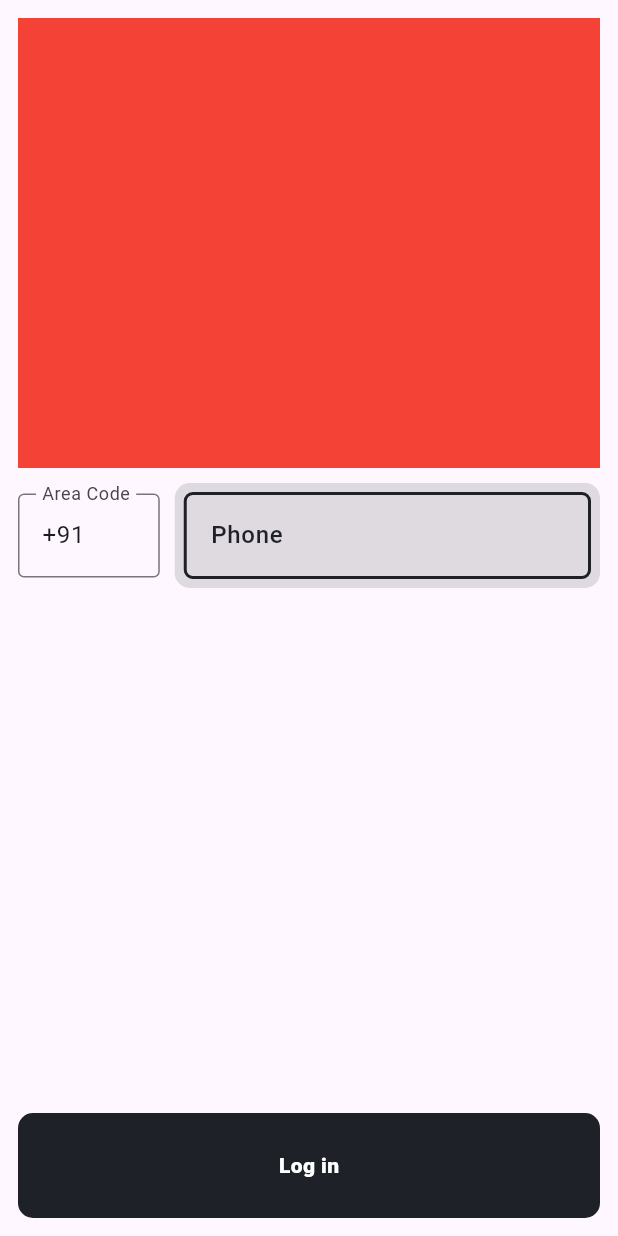
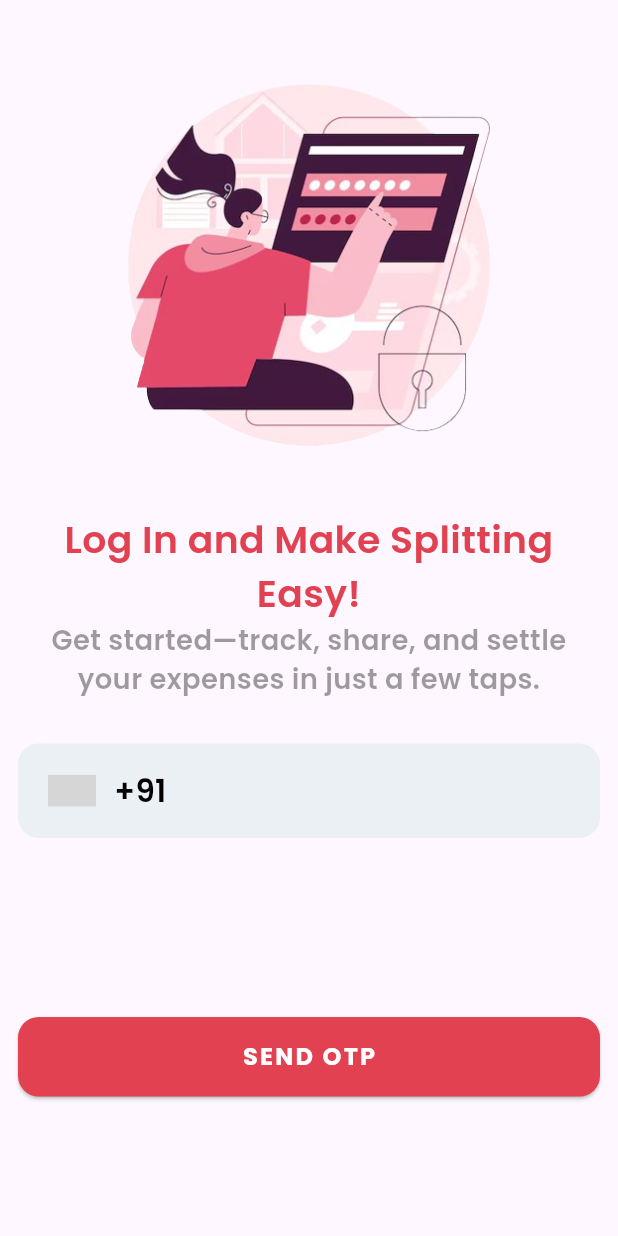
Before and after one commit to PrathamBhavsar/broke_squad, a Flutter app: the screen it shows after launch, after a tap on "Skip", after a tap on "Login", on a phone screen of 412 x 824 dp. Run offline on Flutter 3.47's test engine with Material 3 defaults, Android fonts, the light colour scheme and no system bars; drawn by our look-alikes of intl_phone_number_input; our stand-ins replace cloud_firestore, firebase_auth, firebase_core, firebase_storage, flutter_onboarding_slider, flutter_screenutil and 6 more; accounts and stored records are empty; statements that could not run were skipped; grey boxes are pictures that could not be loaded.

Commit message:
- phone no page done

```diff
--- a/lib/constants/UI.dart
+++ b/lib/constants/UI.dart
@@ -1,8 +1,6 @@
-import 'dart:ui';
 import 'package:flutter/material.dart';
 import 'package:flutter_screenutil/flutter_screenutil.dart';
 import 'package:google_fonts/google_fonts.dart';
-import 'package:flutter/cupertino.dart';
 
 class AppColors {
   static Color primaryColor = Color(0xFF1F2128);
@@ -34,4 +32,9 @@ class AppTextStyles{
     fontWeight: FontWeight.w600,
   );
 
+  static TextStyle kPhoneInputTextFieldTextStyle = GoogleFonts.poppins(
+    color: AppColors.kDarkColor,
+    fontWeight: FontWeight.w600,
+    fontSize: 18.sp,
+  );
 }
--- a/lib/screens/auth/login_screen.dart
+++ b/lib/screens/auth/login_screen.dart
@@ -1,9 +1,10 @@
+import 'package:contri_buter/utils.dart';
 import 'package:flutter/material.dart';
+import 'package:flutter_screenutil/flutter_screenutil.dart';
+import 'package:intl_phone_number_input/intl_phone_number_input.dart';
 import 'package:provider/provider.dart';
 import 'package:contri_buter/constants/UI.dart';
 import 'package:contri_buter/providers/auth_provider.dart';
-import 'package:contri_buter/screens/auth/widgets/login_button.dart';
-import 'package:contri_buter/screens/auth/widgets/textfeieds.dart';
 
 class LoginScreen extends StatefulWidget {
   const LoginScreen({super.key});
@@ -14,17 +15,44 @@ class LoginScreen extends StatefulWidget {
 
 class _LoginScreenState extends State<LoginScreen> {
   final FocusNode phoneFocusNode = FocusNode();
-  final TextEditingController phoneController = TextEditingController();
+  // final TextEditingController phoneController = TextEditingController();
   final TextEditingController areaCodeController =
       TextEditingController(text: "+91"); // Default area code
+  PhoneNumber phoneNumber = PhoneNumber();
 
   @override
   void dispose() {
     // Clean up the controllers and focus nodes when the widget is disposed
     phoneFocusNode.dispose();
-    phoneController.dispose();
+    // phoneController.dispose();
     areaCodeController.dispose();
     super.dispose();
+  }
+
+  _manageLogin() async {
+    String? phNo = phoneNumber.phoneNumber;
+    String? code = phoneNumber.dialCode;
+    if (phNo == null || code == null) {
+      return;
+    } else if (phNo.length < 10 || code.isEmpty) {
+      return;
+    } else {
+      logEvent(str: '$phNo');
+
+      // if (authProvider.isLoading) return;
+      //
+      // // Request OTP using the phone number provided
+      // await authProvider.requestOtp(
+      //   '+91',
+      //   int.parse(phoneController.text),
+      //   context,
+      // );
+
+      // If the OTP is sent, show a dialog to enter the OTP
+      // if (!authProvider.isLoading) {
+      //   _showOtpDialog(context, authProvider);
+      // }
+    }
   }
 
   @override
@@ -37,64 +65,38 @@ class _LoginScreenState extends State<LoginScreen> {
               .unfocus(); // Dismiss the keyboard when tapping outside
         },
         child: Scaffold(
-          body: SingleChildScrollView(
-            child: ConstrainedBox(
-              constraints: BoxConstraints(
-                minHeight: MediaQuery.of(context).size.height,
-              ),
-              child: Padding(
-                padding: AppPaddings.scaffoldPadding,
-                child: IntrinsicHeight(
+          resizeToAvoidBottomInset: false,
+            body: SafeArea(
+          child: Padding(
+            padding:  EdgeInsets.only(bottom: MediaQuery.viewInsetsOf(context).bottom),
+            child: SingleChildScrollView(
+              child: SizedBox(
+                height: getHeight(context) - kBottomNavigationBarHeight,
+                child: Padding(
+                  padding:AppPaddings.scaffoldPadding,
                   child: Column(
+                    mainAxisAlignment: MainAxisAlignment.start,
                     crossAxisAlignment: CrossAxisAlignment.stretch,
                     children: [
-                      Container(
-                        height: 300,
-                        color: Colors.red,
-                        // Add your custom design for the top section here
+                      Image.asset(
+                        'assets/login.png',
+                        height: getHeight(context) * 0.4,
                       ),
-                      SizedBox(height: 10),
-                      Expanded(
-                        child: Column(
-                          mainAxisAlignment: MainAxisAlignment.spaceBetween,
-                          children: [
-                            Column(
-                              children: [
-                                // Phone number input with area code
-                                Row(
-                                  children: [
-                                    // Area code text field
-                                    Expanded(
-                                      flex: 1,
-                                      child: TextField(
-                                        controller: areaCodeController,
-                                        keyboardType: TextInputType.phone,
-                                        decoration: InputDecoration(
-                                          labelText: "Area Code",
-                                          border: OutlineInputBorder(),
-                                        ),
-                                      ),
-                                    ),
-                                    SizedBox(width: 10),
-                                    // Phone number text field
-                                    Expanded(
-                                      flex: 3,
-                                      child: PhoneTextField(
-                                        phoneFocusNode: phoneFocusNode,
-                                        phoneController: phoneController,
-                                      ),
-                                    ),
-                                  ],
-                                ),
-                              ],
-                            ),
-                            // Login button
-                            LoginButton(
-                              phoneController: phoneController,
-                              areaCodeController: areaCodeController,
-                            ),
-                          ],
-                        ),
+                      Text(
+                        "Log In and Make Splitting Easy!",
+                        style: AppTextStyles.kOnboardingTitleTextStyle,
+                        textAlign: TextAlign.center,
+                      ),
+                      Text(
+                          "Get started—track, share, and settle your expenses in just a few taps.",
+                          style: AppTextStyles.kOnboardingSubtitleTextStyle,
+                          textAlign: TextAlign.center),
+                      SizedBox(height: 30),
+                      _buildPhoneInputField(),
+                      const Spacer(),
+                      _buildSubmitButton(),
+                      const SizedBox(
+                        height: 25,
                       ),
                     ],
                   ),
@@ -102,6 +104,58 @@ class _LoginScreenState extends State<LoginScreen> {
               ),
             ),
           ),
+        )),
+      ),
+    );
+  }
+
+  _buildPhoneInputField() {
+    return InternationalPhoneNumberInput(
+        initialValue: PhoneNumber(isoCode: 'IN', phoneNumber: ''),
+        ignoreBlank: false,
+        maxLength: 10,
+        focusNode: phoneFocusNode,
+        selectorTextStyle: AppTextStyles.kPhoneInputTextFieldTextStyle,
+        textStyle: AppTextStyles.kPhoneInputTextFieldTextStyle,
+        inputDecoration: InputDecoration(
+          border: OutlineInputBorder(
+              borderRadius: BorderRadius.circular(12.r),
+              borderSide: BorderSide.none),
+          fillColor: Color.fromRGBO(235, 240, 245, 1),
+          filled: true,
+        ),
+        formatInput: true,
+        countrySelectorScrollControlled: true,
+        selectorConfig: SelectorConfig(
+            showFlags: true,
+            trailingSpace: false,
+            selectorType: PhoneInputSelectorType.BOTTOM_SHEET,
+            leadingPadding: 12.0,
+            useBottomSheetSafeArea: true,
+            setSelectorButtonAsPrefixIcon: true),
+        onInputChanged: (value) => phoneNumber = value,
+      );
+  }
+  _buildSubmitButton() {
+    return ElevatedButton(
+      onPressed: _manageLogin,
+      child: Text(
+        'SEND OTP',
+        style: AppTextStyles.poppins.copyWith(
+          letterSpacing: 1.5,
+          color: Colors.white,
+          fontWeight: FontWeight.bold,
+          fontSize: 14.sp,
+        ),
+      ),
+      style: ButtonStyle(
+        padding: WidgetStatePropertyAll(EdgeInsets.symmetric(vertical: 15)),
+        backgroundColor:
+        WidgetStatePropertyAll(AppColors.kPrimaryColor),
+        shape: WidgetStatePropertyAll(
+          RoundedRectangleBorder(
+            borderRadius: BorderRadius.circular(12.r),
+          ),
         ),
       ),
     );
--- a/pubspec.yaml
+++ b/pubspec.yaml
@@ -50,6 +50,7 @@ dependencies:
   google_fonts: ^6.2.1
   flutter_screenutil: ^5.9.3
   logger: ^2.4.0
+  intl_phone_number_input: ^0.7.4
 
 dev_dependencies:
   flutter_test:
```
Also changed, not shown: assets/login.png (added), pubspec.lock, 4 other files.
